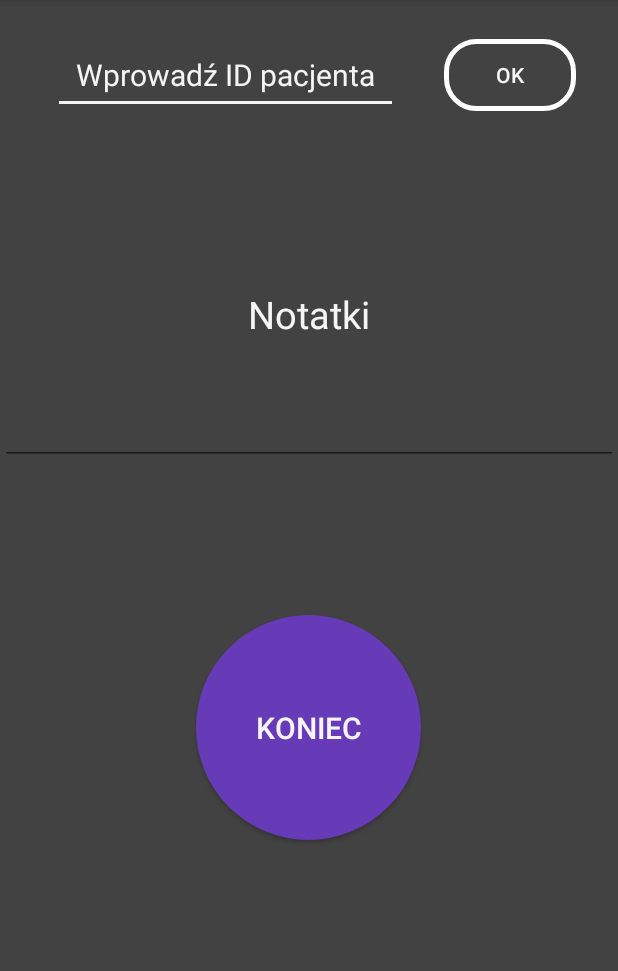
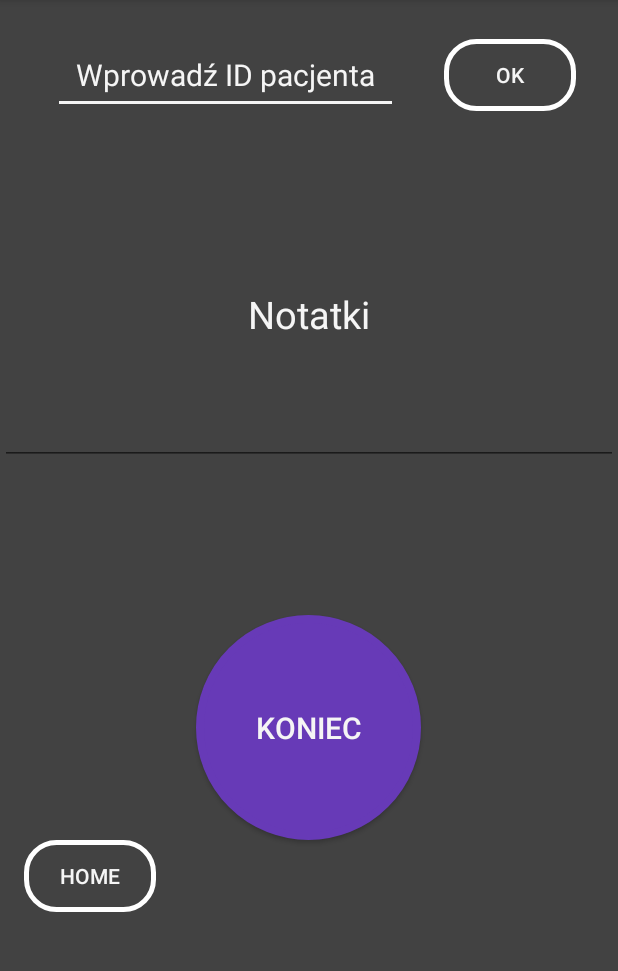
Before and after one commit to Kb861/AppForRehabilitation, an Android app: the SummaryActivity screen opened directly, with no data from a screen before it, on a phone screen of 412 x 824 dp, the part 84-1055 px from its top. Run offline under Robolectric (Android 15) with nearby library versions, the phone set to English and light mode, and no system bars; our stand-ins replace ButterKnife; 1 statement that could not run was skipped.

Commit message:
Add button home

```diff
--- a/app/src/main/java/com/example/badanie/MainActivity.java
+++ b/app/src/main/java/com/example/badanie/MainActivity.java
@@ -21,6 +21,7 @@ public class MainActivity extends AppCompatActivity {
 
     @BindView(R.id.btnstart)
     Button btnstart;
+
 // metoda startu przechodząca do kolejnej aktywności
     @OnClick(R.id.btnstart)
     void onClick(View view) {
--- a/app/src/main/res/layout/activity_summary.xml
+++ b/app/src/main/res/layout/activity_summary.xml
@@ -77,5 +77,16 @@
         android:textSize="20sp"
         android:textColor="@color/textColor" />
 
+    <Button
+        android:id="@+id/btnHome"
+        android:layout_width="wrap_content"
+        android:layout_height="wrap_content"
+        android:textColor="@color/textColor"
+        android:background="@drawable/frame"
+        android:layout_marginStart="16dp"
+        android:layout_marginLeft="16dp"
+        android:text="Home"
+        app:layout_constraintStart_toStartOf="parent" />
+
 
 </LinearLayout>
```
Also changed, not shown: app/src/main/java/com/example/badanie/SummaryActivity.java (+17 -0 lines).
